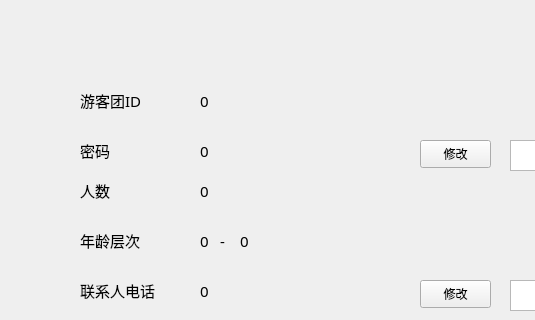
iceboundx/SBSystem, file SBSystemBackup/touristinfo.ui: the form before one commit; both pictures show x 0 to 535 and y 0 to 320 of the 800 by 600 pixel window.
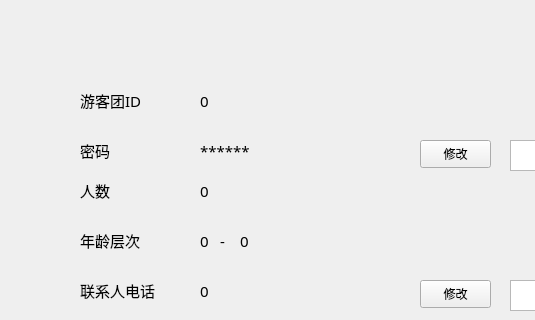
The form after the commit.

```diff
--- a/SBSystemBackup/touristinfo.ui
+++ b/SBSystemBackup/touristinfo.ui
@@ -212,7 +212,7 @@
      </font>
     </property>
     <property name="text">
-     <string>0</string>
+     <string>******</string>
     </property>
    </widget>
    <widget class="QLabel" name="num">
```
